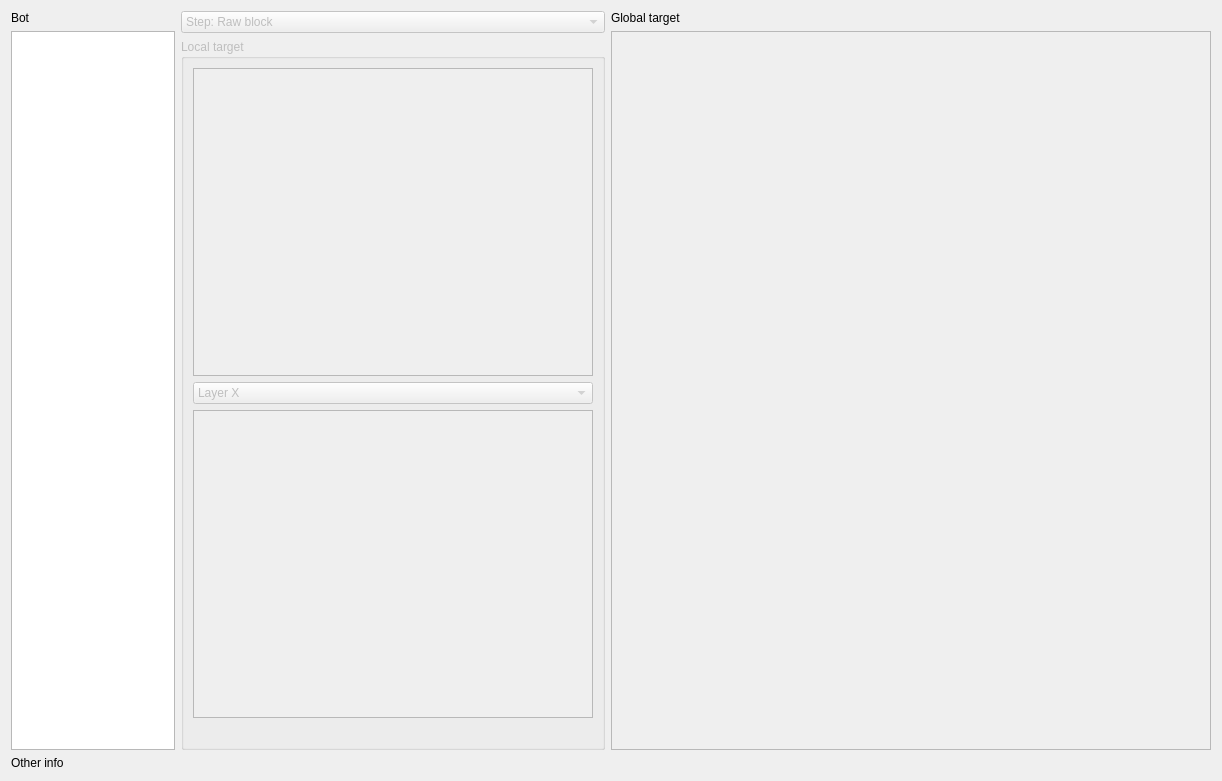
Old version of the form tools/bot-actions/BotTargetList.ui in the repository alphaonex86/CatchChallenger.
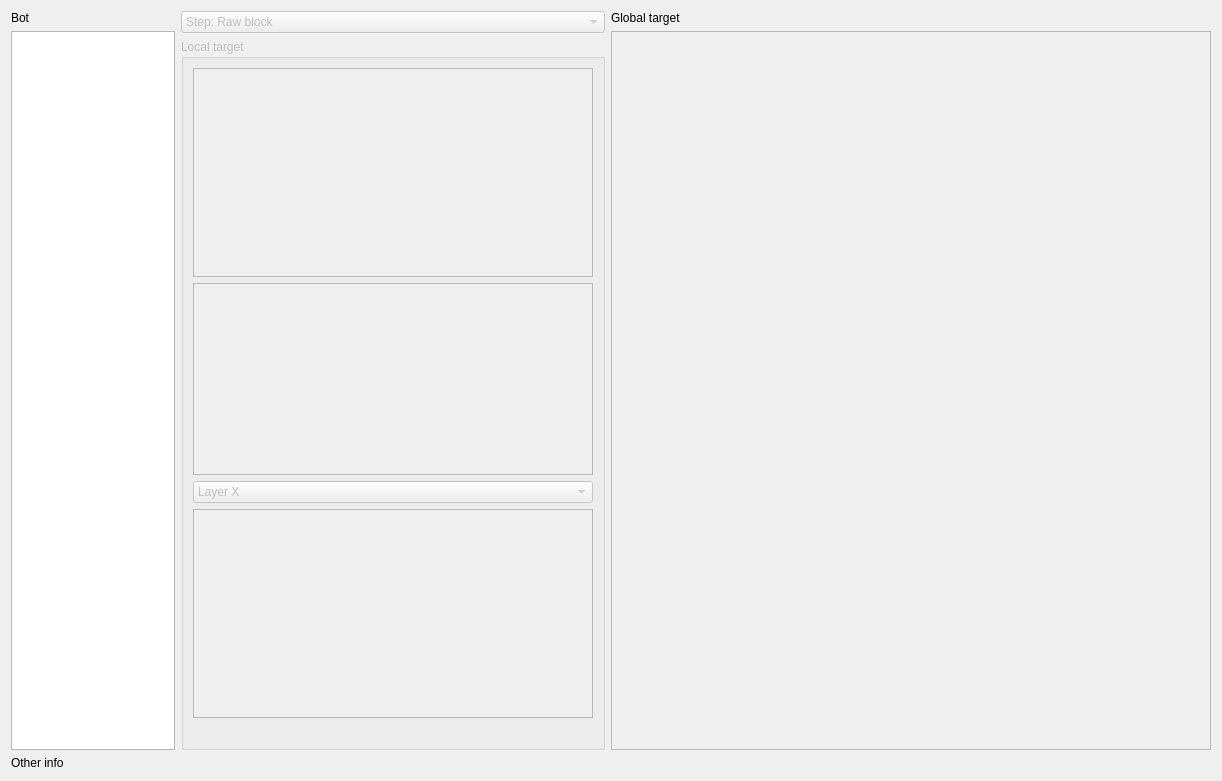
New version of the form. Icons and pictures are not drawn.

What changed in the file:
```diff
--- a/tools/bot-actions/BotTargetList.ui
+++ b/tools/bot-actions/BotTargetList.ui
@@ -124,6 +124,16 @@
             </attribute>
            </widget>
           </item>
+          <item>
+           <widget class="QPlainTextEdit" name="graphvizText">
+            <property name="sizePolicy">
+             <sizepolicy hsizetype="Expanding" vsizetype="Minimum">
+              <horstretch>0</horstretch>
+              <verstretch>0</verstretch>
+             </sizepolicy>
+            </property>
+           </widget>
+          </item>
           <item>
            <widget class="QComboBox" name="comboBox_Layer">
             <item>
```
